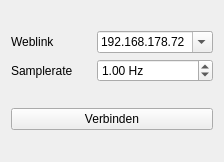
Haschtl/RTOC-Plugins, file Hantek6022/Hantek6022/hantek.ui: the form before one commit.
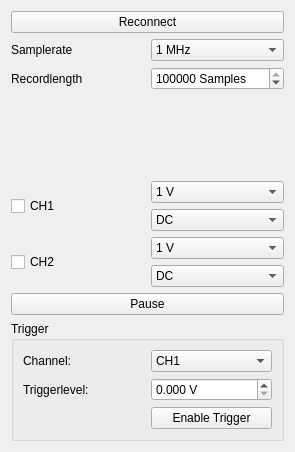
The form after the commit.

```diff
--- a/Hantek6022/Hantek6022/hantek.ui
+++ b/Hantek6022/Hantek6022/hantek.ui
@@ -6,73 +6,290 @@
    <rect>
     <x>0</x>
     <y>0</y>
-    <width>224</width>
-    <height>162</height>
+    <width>295</width>
+    <height>452</height>
    </rect>
   </property>
   <property name="windowTitle">
    <string>Form</string>
   </property>
-  <layout class="QVBoxLayout" name="verticalLayout">
+  <layout class="QVBoxLayout" name="verticalLayout_3">
+   <item>
+    <widget class="QPushButton" name="reconnectButton">
+     <property name="text">
+      <string>Reconnect</string>
+     </property>
+    </widget>
+   </item>
    <item>
     <layout class="QGridLayout" name="gridLayout">
-     <item row="0" column="2">
-      <widget class="QComboBox" name="comboBox">
-       <property name="editable">
-        <bool>true</bool>
+     <item row="3" column="1">
+      <layout class="QVBoxLayout" name="verticalLayout_2">
+       <item>
+        <widget class="QComboBox" name="channel1VoltPDivComboBox">
+         <item>
+          <property name="text">
+           <string>1 V</string>
+          </property>
+         </item>
+         <item>
+          <property name="text">
+           <string>2.6 V</string>
+          </property>
+         </item>
+         <item>
+          <property name="text">
+           <string>5 V</string>
+          </property>
+         </item>
+         <item>
+          <property name="text">
+           <string>10 V</string>
+          </property>
+         </item>
+        </widget>
+       </item>
+       <item>
+        <widget class="QComboBox" name="channel1ACDCComboBox">
+         <item>
+          <property name="text">
+           <string>DC</string>
+          </property>
+         </item>
+         <item>
+          <property name="text">
+           <string>AC</string>
+          </property>
+         </item>
+        </widget>
+       </item>
+      </layout>
+     </item>
+     <item row="1" column="0">
+      <widget class="QLabel" name="label_2">
+       <property name="text">
+        <string>Recordlength</string>
        </property>
-       <item>
-        <property name="text">
-         <string>192.168.178.72</string>
-        </property>
-       </item>
       </widget>
      </item>
      <item row="0" column="0">
       <widget class="QLabel" name="label">
        <property name="text">
-        <string>Weblink</string>
+        <string>Samplerate</string>
        </property>
       </widget>
      </item>
-     <item row="1" column="2">
-      <widget class="QDoubleSpinBox" name="samplerateSpinBox">
+     <item row="3" column="0">
+      <widget class="QCheckBox" name="channel1CheckBox">
+       <property name="text">
+        <string>CH1</string>
+       </property>
+      </widget>
+     </item>
+     <item row="2" column="0">
+      <spacer name="verticalSpacer">
+       <property name="orientation">
+        <enum>Qt::Vertical</enum>
+       </property>
+       <property name="sizeHint" stdset="0">
+        <size>
+         <width>20</width>
+         <height>40</height>
+        </size>
+       </property>
+      </spacer>
+     </item>
+     <item row="0" column="1">
+      <widget class="QComboBox" name="samplerateComboBox">
+       <property name="currentIndex">
+        <number>6</number>
+       </property>
+       <item>
+        <property name="text">
+         <string>48 MHz</string>
+        </property>
+       </item>
+       <item>
+        <property name="text">
+         <string>30 MHz</string>
+        </property>
+       </item>
+       <item>
+        <property name="text">
+         <string>24 MHz</string>
+        </property>
+       </item>
+       <item>
+        <property name="text">
+         <string>16 MHz</string>
+        </property>
+       </item>
+       <item>
+        <property name="text">
+         <string>8 MHz</string>
+        </property>
+       </item>
+       <item>
+        <property name="text">
+         <string>4 MHz</string>
+        </property>
+       </item>
+       <item>
+        <property name="text">
+         <string>1 MHz</string>
+        </property>
+       </item>
+       <item>
+        <property name="text">
+         <string>500 kHz</string>
+        </property>
+       </item>
+       <item>
+        <property name="text">
+         <string>200 kHz</string>
+        </property>
+       </item>
+       <item>
+        <property name="text">
+         <string>100 kHz</string>
+        </property>
+       </item>
+      </widget>
+     </item>
+     <item row="4" column="0">
+      <widget class="QCheckBox" name="channel2CheckBox">
+       <property name="text">
+        <string>CH2</string>
+       </property>
+      </widget>
+     </item>
+     <item row="4" column="1">
+      <layout class="QVBoxLayout" name="verticalLayout">
+       <item>
+        <widget class="QComboBox" name="channel2VoltPDivComboBox">
+         <item>
+          <property name="text">
+           <string>1 V</string>
+          </property>
+         </item>
+         <item>
+          <property name="text">
+           <string>2.6 V</string>
+          </property>
+         </item>
+         <item>
+          <property name="text">
+           <string>5 V</string>
+          </property>
+         </item>
+         <item>
+          <property name="text">
+           <string>10 V</string>
+          </property>
+         </item>
+        </widget>
+       </item>
+       <item>
+        <widget class="QComboBox" name="channel2ACDCComboBox">
+         <item>
+          <property name="text">
+           <string>DC</string>
+          </property>
+         </item>
+         <item>
+          <property name="text">
+           <string>AC</string>
+          </property>
+         </item>
+        </widget>
+       </item>
+      </layout>
+     </item>
+     <item row="1" column="1">
+      <widget class="QSpinBox" name="recordLengthSpinBox">
        <property name="suffix">
-        <string> Hz</string>
-       </property>
-       <property name="decimals">
-        <number>2</number>
-       </property>
-       <property name="minimum">
-        <double>0.010000000000000</double>
+        <string> Samples</string>
        </property>
        <property name="maximum">
-        <double>99999999.989999994635582</double>
-       </property>
-       <property name="singleStep">
-        <double>1.000000000000000</double>
+        <number>999999999</number>
        </property>
        <property name="value">
-        <double>1.000000000000000</double>
-       </property>
-      </widget>
-     </item>
-     <item row="1" column="0">
-      <widget class="QLabel" name="label_3">
-       <property name="text">
-        <string>Samplerate</string>
+        <number>100000</number>
        </property>
       </widget>
      </item>
     </layout>
    </item>
    <item>
-    <widget class="QPushButton" name="pushButton">
+    <widget class="QPushButton" name="pauseButton">
      <property name="text">
-      <string>Verbinden</string>
+      <string>Pause</string>
      </property>
     </widget>
    </item>
+   <item>
+    <widget class="QGroupBox" name="groupBox">
+     <property name="title">
+      <string>Trigger</string>
+     </property>
+     <layout class="QGridLayout" name="gridLayout_2">
+      <item row="1" column="0">
+       <widget class="QLabel" name="label_4">
+        <property name="text">
+         <string>Triggerlevel:</string>
+        </property>
+       </widget>
+      </item>
+      <item row="1" column="1">
+       <widget class="QDoubleSpinBox" name="triggerLevelSpinBox">
+        <property name="suffix">
+         <string> V</string>
+        </property>
+        <property name="decimals">
+         <number>3</number>
+        </property>
+        <property name="maximum">
+         <double>99990000.000000000000000</double>
+        </property>
+        <property name="singleStep">
+         <double>0.001000000000000</double>
+        </property>
+       </widget>
+      </item>
+      <item row="0" column="1">
+       <widget class="QComboBox" name="triggerChannelComboBox">
+        <item>
+         <property name="text">
+          <string>CH1</string>
+         </property>
+        </item>
+        <item>
+         <property name="text">
+          <string>CH2</string>
+         </property>
+        </item>
+       </widget>
+      </item>
+      <item row="0" column="0">
+       <widget class="QLabel" name="label_3">
+        <property name="text">
+         <string>Channel:</string>
+        </property>
+       </widget>
+      </item>
+      <item row="2" column="1">
+       <widget class="QPushButton" name="enableTriggerButton">
+        <property name="text">
+         <string>Enable Trigger</string>
+        </property>
+        <property name="checkable">
+         <bool>true</bool>
+        </property>
+       </widget>
+      </item>
+     </layout>
+    </widget>
+   </item>
   </layout>
  </widget>
  <resources/>
```
